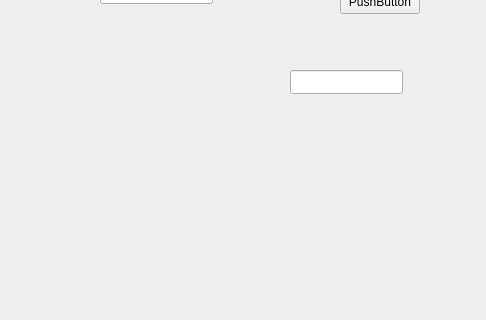
cameron001/cs100_finalproject, file homescreen.ui: the form before one commit; both pictures show x 0 to 486 and y 280 to 600 of the 800 by 600 pixel window.
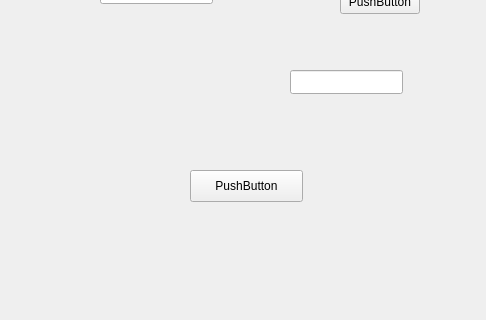
The form after the commit.

Commit message: Some books classes + database change

Diff of the .ui file:
```diff
--- a/homescreen.ui
+++ b/homescreen.ui
@@ -119,6 +119,19 @@
      <string>PushButton</string>
     </property>
    </widget>
+   <widget class="QPushButton" name="booksList">
+    <property name="geometry">
+     <rect>
+      <x>190</x>
+      <y>450</y>
+      <width>113</width>
+      <height>32</height>
+     </rect>
+    </property>
+    <property name="text">
+     <string>PushButton</string>
+    </property>
+   </widget>
   </widget>
   <widget class="QMenuBar" name="menubar">
    <property name="geometry">
```
Left out of the diff: 2 changed lines with no effect on the pictures. The commit also changes 7 other files.
